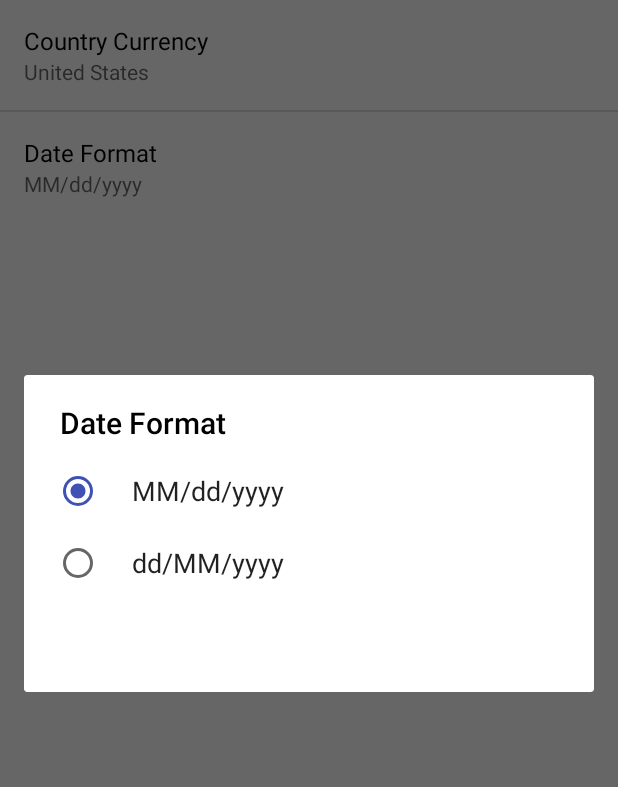
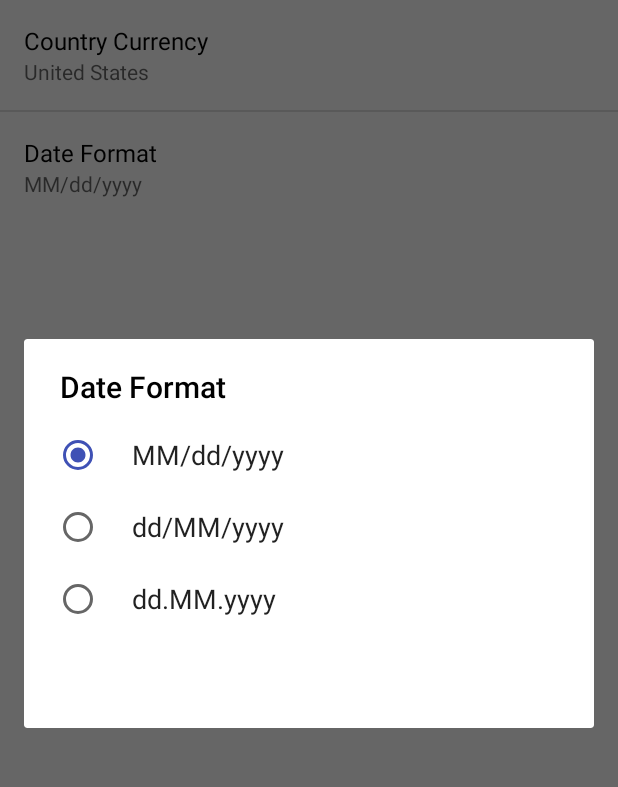
Before and after one commit to PedroCarrillo/Expense-Tracker-App, an Android app: the SettingsActivity screen opened directly, with no data from a screen before it, after a tap on "Date Format", on a phone screen of 412 x 824 dp, the part 84-871 px from its top. Run offline under Robolectric (Android 15) with nearby library versions, the phone set to English and light mode, and no system bars.

Commit message:
Add german date format

```diff
--- a/ExpenseTracker/app/src/main/res/values/strings.xml
+++ b/ExpenseTracker/app/src/main/res/values/strings.xml
@@ -596,6 +596,7 @@
     <string-array name="date_formats">
         <item>MM/dd/yyyy</item>
         <item>dd/MM/yyyy</item>
+        <item>dd.MM.yyyy</item>
     </string-array>
 
     <string name="title_activity_help">Help Activity</string>
```
